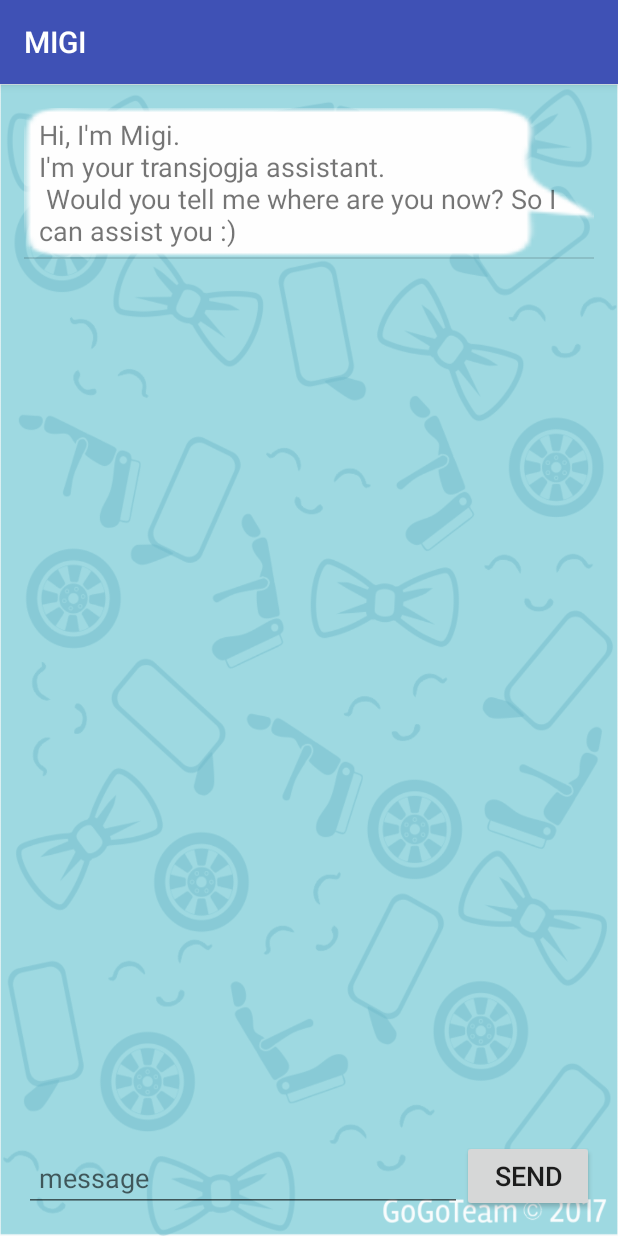
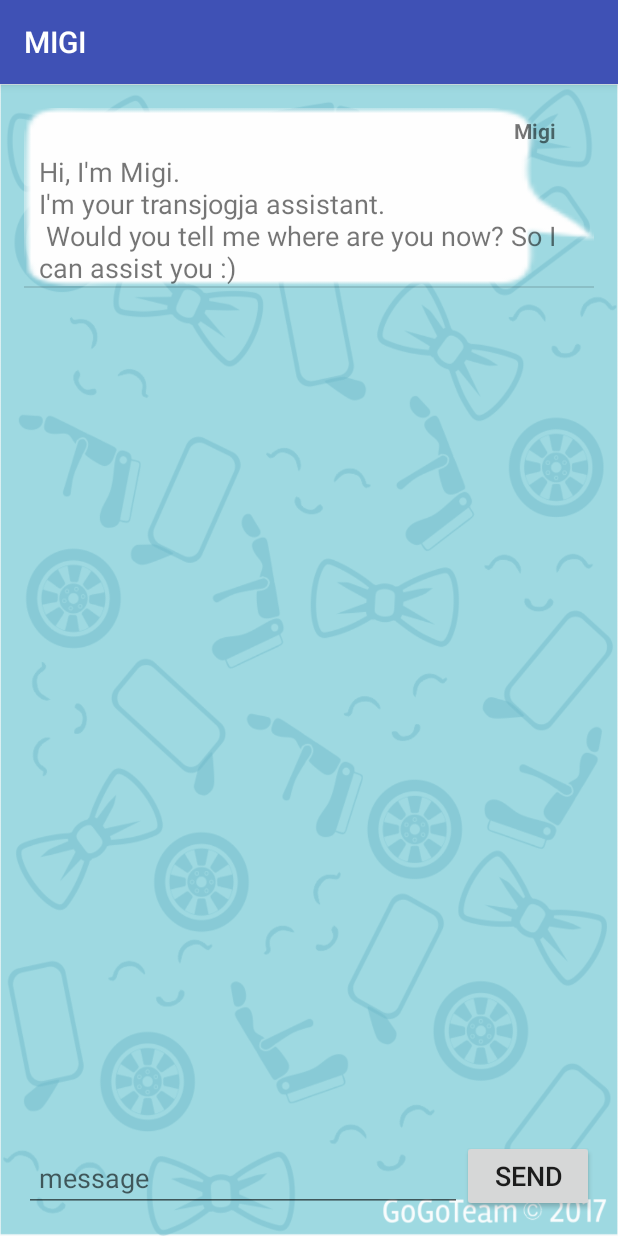
Before and after one commit to GO-HACKATHON/GoGo, an Android app: the screen it shows after launch (MainActivity), on a phone screen of 412 x 824 dp. Run offline under Robolectric (Android 15) with nearby library versions, the phone set to English and light mode, and no system bars; libraries missing offline, so code that uses them is left out: com.loopj.android, cz.msebera.android.

Commit message:
add username

```diff
--- a/migi-android/app/src/main/java/com/gogo/migi/ChatAdapter.java
+++ b/migi-android/app/src/main/java/com/gogo/migi/ChatAdapter.java
@@ -14,6 +14,7 @@ import java.util.List;
 public class ChatAdapter extends BaseAdapter {
     public class ViewHolder {
         TextView chatBox;
+        TextView chatBoxUsername;
     }
 
     public Context context;
@@ -54,6 +55,7 @@ public class ChatAdapter extends BaseAdapter {
             // configure view holder
             viewHolder = new ViewHolder();
             viewHolder.chatBox = (TextView) rowView.findViewById(R.id.chat_box);
+            viewHolder.chatBoxUsername = (TextView) rowView.findViewById(R.id.user_name);
             rowView.setTag(viewHolder);
 
         } else {
@@ -61,20 +63,8 @@ public class ChatAdapter extends BaseAdapter {
         }
 
         viewHolder.chatBox.setText(chats.get(position).getMessage() + "");
+        viewHolder.chatBoxUsername.setText(chats.get(position).getUsername() + "");
 
-        // Listen for ListView Item Click
-//        rowView.setOnClickListener(new View.OnClickListener() {
-//
-//            @Override
-//            public void onClick(View arg0) {
-//                // Send single item click data to ViewDetailProduct Class
-//                Intent intent = new Intent(context, MainActivity.class);
-//                // Pass all product id
-//                intent.putExtra(Config.PROD_ID,(product.get(position).getProductId()));
-//
-//                context.startActivity(intent);
-//            }
-//        });
 
         return rowView;
     }
--- a/migi-android/app/src/main/java/com/gogo/migi/MainActivity.java
+++ b/migi-android/app/src/main/java/com/gogo/migi/MainActivity.java
@@ -38,7 +38,7 @@ public class MainActivity extends AppCompatActivity {
         editText = (EditText)findViewById(R.id.etMessage);
 
         list = new ArrayList<Chat>();
-        updateAdapter("Hi, I'm Migi. \nI'm your transjogja assistant. \n Would you tell me where are you now? So I can assist you :)");
+        updateAdapter("Hi, I'm Migi. \nI'm your transjogja assistant. \n Would you tell me where are you now? So I can assist you :)", "Migi");
     }
 
     public void sendClicked(View view) throws UnsupportedEncodingException {
@@ -51,11 +51,11 @@ public class MainActivity extends AppCompatActivity {
 
         sendQuery(Config.URL + "/query?message=" + message + "&addressFrom=" + this.addressFrom);
 
-        updateAdapter(message);
+        updateAdapter(message, "Imad");
     }
 
-    public void updateAdapter(String message) {
-        list.add(new Chat(message));
+    public void updateAdapter(String message, String username) {
+        list.add(new Chat(message, username));
         this.chatAdapter = new ChatAdapter(this.list, MainActivity.this);
 
         listView.setAdapter(this.chatAdapter);
@@ -79,7 +79,7 @@ public class MainActivity extends AppCompatActivity {
                         try {
                             JsonNode rootNode = objectMapper.readTree(String.valueOf(response));
 
-                            updateAdapter(rootNode.get("message").asText());
+                            updateAdapter(rootNode.get("message").asText(), "Migi");
                         } catch (IOException e) {
                             e.printStackTrace();
                         }
--- a/migi-android/app/src/main/java/com/gogo/migi/model/Chat.java
+++ b/migi-android/app/src/main/java/com/gogo/migi/model/Chat.java
@@ -2,9 +2,19 @@ package com.gogo.migi.model;
 
 public class Chat {
     private String message;
+    private String username;
 
-    public Chat(String message) {
+    public Chat(String message, String username) {
         this.message = message;
+        this.username = username;
+    }
+
+    public String getUsername() {
+        return username;
+    }
+
+    public void setUsername(String username) {
+        this.username = username;
     }
 
     public String getMessage() {
--- a/migi-android/app/src/main/res/layout/item_list.xml
+++ b/migi-android/app/src/main/res/layout/item_list.xml
@@ -2,18 +2,24 @@
 <LinearLayout xmlns:android="http://schemas.android.com/apk/res/android"
               android:orientation="vertical"
               android:layout_width="match_parent"
-              android:layout_height="match_parent">
+              android:layout_height="match_parent"
+              android:background="@drawable/chat_box">
 
+    <TextView android:layout_width="wrap_content" android:layout_height="wrap_content"
+              android:id="@+id/user_name"
+              android:paddingLeft="10dp"
+              android:paddingRight="25dp"
+              android:paddingTop="5dp"
+              android:paddingBottom="5dp"
+              android:layout_gravity="right"
+            android:textStyle="bold"/>
     <TextView
             android:id="@+id/chat_box"
-            android:background="@drawable/chat_box"
             android:paddingLeft="10dp"
             android:paddingRight="25dp"
-            android:paddingTop="5dp"
-            android:paddingBottom="5dp"
             android:layout_width="wrap_content"
             android:layout_height="wrap_content"
-            android:layout_gravity="right"
+            android:layout_gravity="start"
             android:textSize="18sp" />
 
 </LinearLayout>
```
